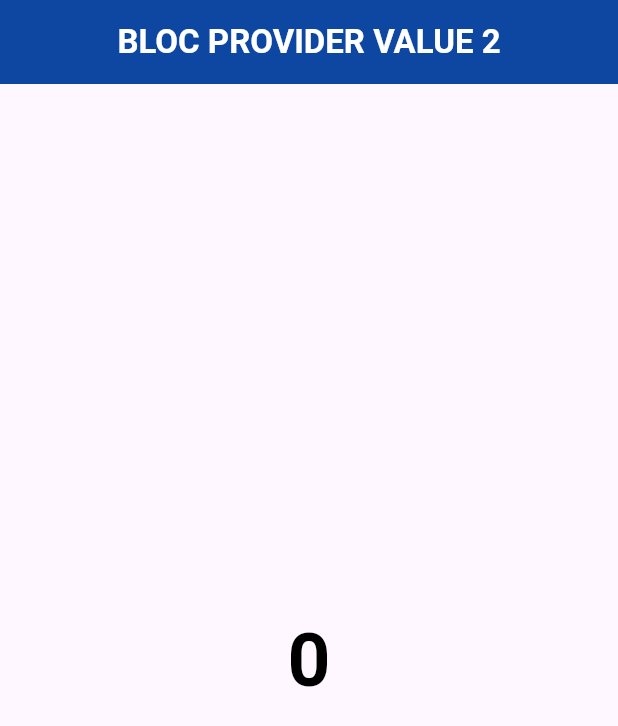
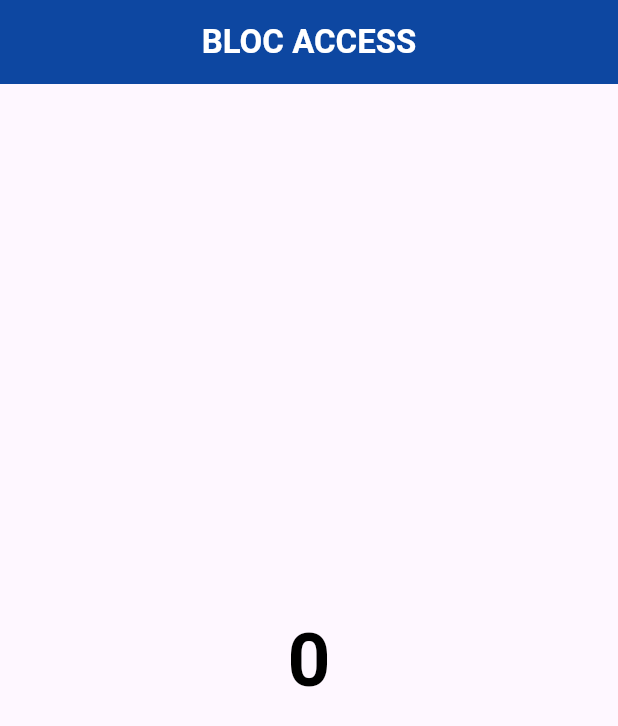
Before and after one commit to iqbalsuwandi20/state-managemet-bloc, a Flutter app: the screen it shows after launch, after a tap on the "arrow forward ios" icon, on a phone screen of 412 x 824 dp. Shown: the top 726 px of the screen. Run offline on Flutter 3.47's test engine with Material 3 defaults, Android fonts, the light colour scheme and no system bars; our stand-ins replace bloc, flutter_bloc.

Commit message:
bloc access

```diff
--- a/lib/main.dart
+++ b/lib/main.dart
@@ -3,22 +3,43 @@ import 'package:flutter_bloc/flutter_bloc.dart';
 
 import 'controllers/counter.dart';
 import 'pages/home_page.dart';
+import 'routes/routes.dart';
 
 void main() {
-  runApp(const MyApp());
+  runApp(MyApp());
 }
 
 class MyApp extends StatelessWidget {
-  const MyApp({super.key});
+  MyApp({super.key});
+
+  final Counter counter = Counter();
+
+  final MyRoutes myRoutes = MyRoutes();
 
   @override
   Widget build(BuildContext context) {
-    return MaterialApp(
-      home: BlocProvider(
-        create: (context) => Counter(),
-        child: const HomePage(),
+    // Global Access
+    return BlocProvider(
+      create: (context) => Counter(),
+      child: const MaterialApp(
+        home: HomePage(),
+        debugShowCheckedModeBanner: false,
+        // Named Route Access
+        // initialRoute: "/",
+        // routes: {
+        //   "/": (context) => BlocProvider.value(
+        //         value: counter,
+        //         child: const HomePage(),
+        //       ),
+        //   "/other": (context) => BlocProvider.value(
+        //         value: counter,
+        //         child: const OtherPage(),
+        //       ),
+        // },
+
+        // Generated Route Access
+        // onGenerateRoute: myRoutes.onRoute,
       ),
-      debugShowCheckedModeBanner: false,
     );
   }
 }
--- a/lib/pages/home_page.dart
+++ b/lib/pages/home_page.dart
@@ -1,9 +1,9 @@
 import 'package:flutter/material.dart';
 import 'package:flutter_bloc/flutter_bloc.dart';
+import 'package:state_management_bloc/pages/other_page.dart';
 
 import '../controllers/counter.dart';
 import 'merah.dart';
-import 'other.dart';
 
 class HomePage extends StatelessWidget {
   const HomePage({super.key});
@@ -15,7 +15,7 @@ class HomePage extends StatelessWidget {
     return Scaffold(
       appBar: AppBar(
         title: Text(
-          "Bloc Provider Value".toUpperCase(),
+          "Bloc Access".toUpperCase(),
           style: const TextStyle(
             color: Colors.white,
             fontWeight: FontWeight.bold,
@@ -70,14 +70,25 @@ class HomePage extends StatelessWidget {
       ),
       floatingActionButton: FloatingActionButton(
         onPressed: () {
+          // Global Access
           Navigator.of(context).push(
             MaterialPageRoute(
-              builder: (context) => BlocProvider.value(
-                value: counter,
-                child: const OtherPage(),
-              ),
+              builder: (context) => const OtherPage(),
             ),
           );
+
+          // Anonymous Route Access
+          // Navigator.of(context).push(
+          //   MaterialPageRoute(
+          //     builder: (context) => BlocProvider.value(
+          //       value: counter,
+          //       child: const OtherPage(),
+          //     ),
+          //   ),
+          // );
+
+          // Named and Generated Route Access
+          // Navigator.of(context).pushNamed("/other");
         },
         backgroundColor: Colors.pink[500],
         child: const Icon(
--- a/lib/pages/other.dart
+++ b/lib/pages/other_page.dart
@@ -13,7 +13,7 @@ class OtherPage extends StatelessWidget {
     return Scaffold(
       appBar: AppBar(
         title: Text(
-          "Bloc Provider Value 2".toUpperCase(),
+          "Bloc Access".toUpperCase(),
           style: const TextStyle(
             color: Colors.white,
             fontWeight: FontWeight.bold,
```
Also changed, not shown: lib/pages/not_found_page.dart (added, +21 -0 lines), lib/routes/routes.dart (added, +34 -0 lines).
